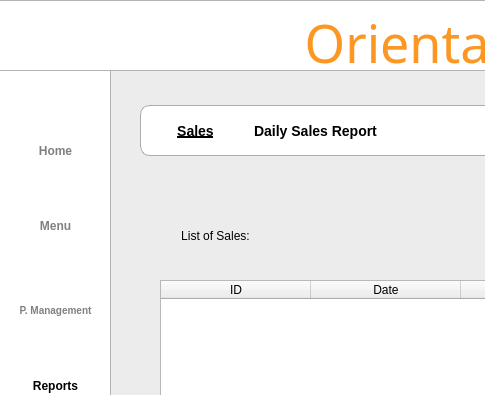
Above: Project SE/ui/reportscreen.ui from Patatims/CCSFEN2_Project before the change; both pictures show x 0 to 485 and y 0 to 395 of the 1200 by 801 pixel window. Below: the same form after it.
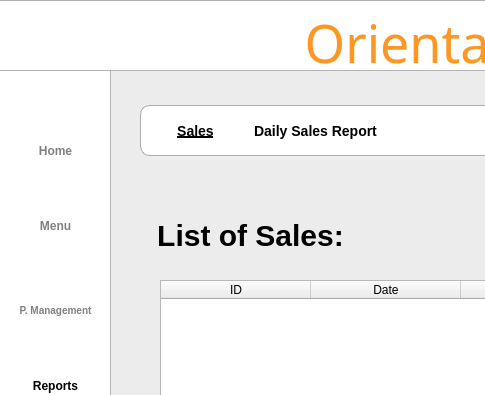
That is the form after the change. Icons and pictures are not drawn.

```diff
--- a/Project SE/ui/reportscreen.ui
+++ b/Project SE/ui/reportscreen.ui
@@ -548,20 +548,20 @@
      <string>Daily Sales Report</string>
     </property>
    </widget>
-   <widget class="QLabel" name="listofsalelabel">
+   <widget class="QLabel" name="listofsale">
     <property name="geometry">
      <rect>
-      <x>140</x>
-      <y>220</y>
-      <width>151</width>
-      <height>31</height>
+      <x>150</x>
+      <y>210</y>
+      <width>201</width>
+      <height>51</height>
      </rect>
     </property>
     <property name="styleSheet">
-     <string notr="true">QLabel#userlistlabel{
+     <string notr="true">QLabel#listofsale{
     color: #000000;
     font-family: 'Inter';
-    font-size: 20px;
+    font-size: 30px;
     font-weight: 500;
 }</string>
     </property>
```
